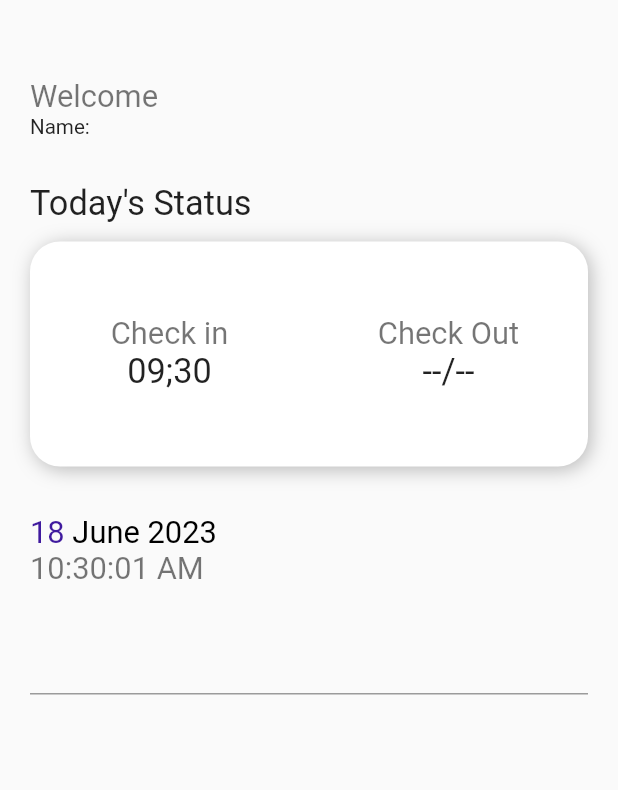
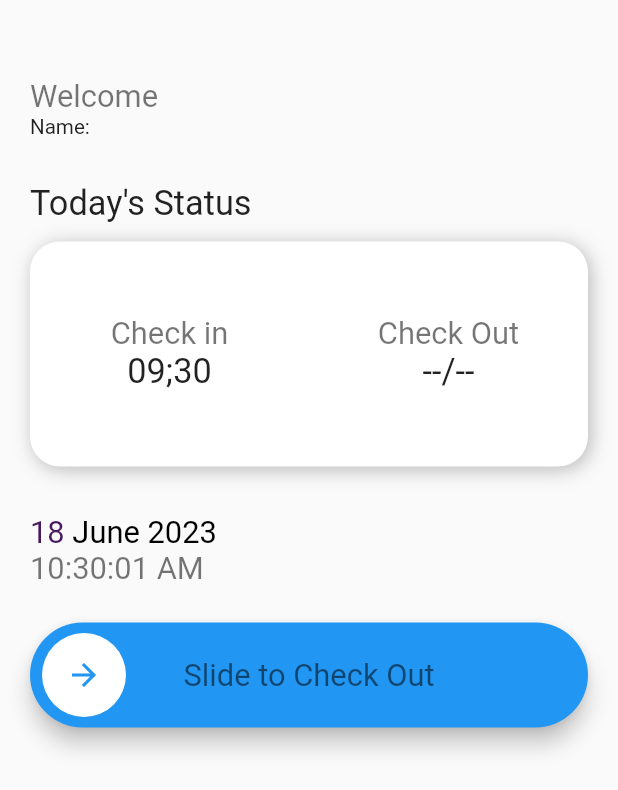
Before and after one commit to kunkka0511/attendancee, a Flutter app: the Dashboard screen opened directly, on a phone screen of 412 x 824 dp. Shown: the top 790 px of the screen. Run offline on Flutter 3.47's test engine with Material 2 defaults, Android fonts, the phone set to English and light mode, and no system bars; drawn by our look-alikes of flutter_form_builder, slide_to_act; our stand-ins replace firebase_auth, firebase_core; accounts and stored records are empty; Roboto replaces fonts that are missing (NexaBold, NexaRegular, NexaReguler).

Commit message:
slide widget working nice day

```diff
--- a/lib/user/dashboard.dart
+++ b/lib/user/dashboard.dart
@@ -1,7 +1,7 @@
 import 'package:firebase_auth/firebase_auth.dart';
 import 'package:flutter/material.dart';
 import 'package:intl/intl.dart';
-import 'package:flutter_form_builder/flutter_form_builder.dart';
+import 'package:slide_to_act/slide_to_act.dart';
 
 class Dashboard extends StatefulWidget {
   @override
@@ -13,7 +13,7 @@ class _DashboardState extends State<Dashboard> {
   User? user = FirebaseAuth.instance.currentUser;
   double screenHeight = 0;
   double screenWidth = 0;
-  Color primary = Color.fromARGB(252, 61, 23, 157);
+  Color primary = const Color.fromARGB(251, 69, 21, 91);
   @override
   Widget build(BuildContext context) {
     screenHeight = MediaQuery.of(context).size.height;
@@ -158,18 +158,20 @@ class _DashboardState extends State<Dashboard> {
             },
           ),
           Container(
-            margin: const EdgeInsets.only(top: 24),
+            margin: EdgeInsets.only(top: 24),
             child: Builder(builder: (context) {
-              final GlobalKey<FormBuilderState> key = GlobalKey();
-
-              return FormBuilder(
+              final GlobalKey<SlideActionState> key = GlobalKey();
+              return SlideAction(
+                text: "Slide to Check Out",
+                textStyle: TextStyle(
+                  color: Colors.black54,
+                  fontSize: screenWidth / 20,
+                  fontFamily: "NexaReguler",
+                ),
                 key: key,
-                child: FormBuilderTextField(
-                  name: 'text',
-                  onChanged: (val) {
-                    print(val); // Print the text value write into TextField
-                  },
-                ),
+                onSubmit: () {
+                  key.currentState!.reset();
+                },
               );
             }),
           )
--- a/pubspec.yaml
+++ b/pubspec.yaml
@@ -36,7 +36,7 @@ dependencies:
   firebase_auth_platform_interface: 6.15.3
   slide_to_act: ^2.0.1
   intl: ^0.18.1
-  flutter_form_builder: ^9.0.0
+
 
 
 
```
Also changed, not shown: pubspec.lock.
